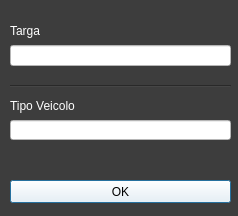
Above: NuovoVeicolo.ui from riccardomalpiedi/parcheggio before the change. Below: the same form after it.
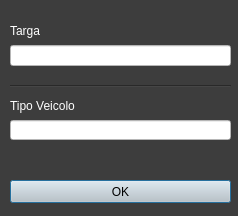
That is the form after the change.

The edit to the form file:
```diff
--- a/NuovoVeicolo.ui
+++ b/NuovoVeicolo.ui
@@ -67,7 +67,7 @@
     <cursorShape>PointingHandCursor</cursorShape>
    </property>
    <property name="styleSheet">
-    <string notr="true">background-color: rgb(255, 255, 255);
+    <string notr="true">background-color: rgb(202, 202, 202);
 color: rgb(0, 0, 0);</string>
    </property>
    <property name="text">
```
